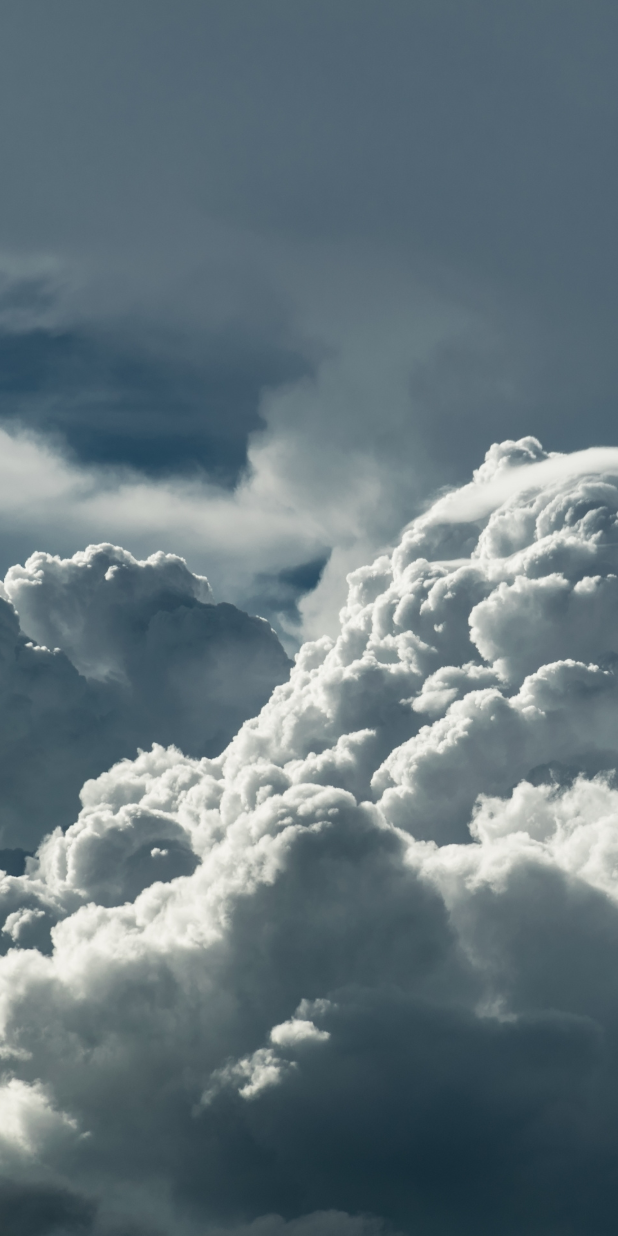
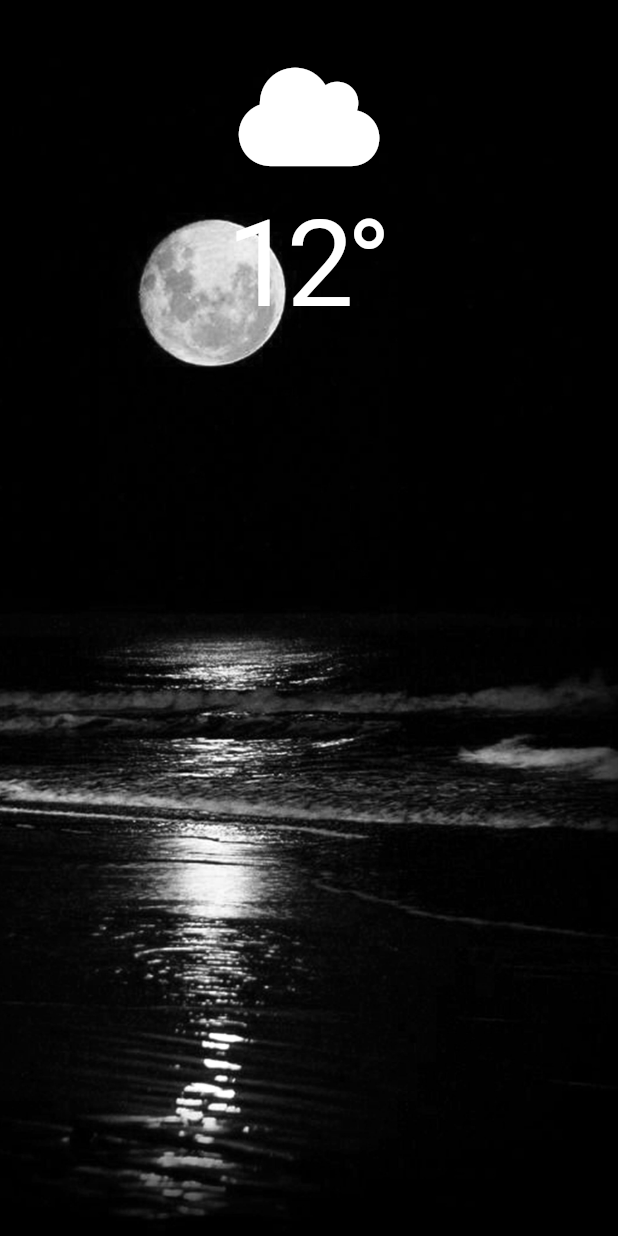
Before and after one commit to busemagden/hava_durumu_projesi, a Flutter app: the screen it shows after launch, on a phone screen of 412 x 824 dp. Run offline on Flutter 3.47's test engine with Material 2 defaults, Android fonts, the light colour scheme and no system bars; our stand-ins replace flutter_spinkit, font_awesome_flutter, location.

Commit message:
location.dart eklendi

```diff
--- a/lib/main.dart
+++ b/lib/main.dart
@@ -13,9 +13,9 @@ class MyApp extends StatelessWidget {
   @override
   Widget build(BuildContext context) {
     return MaterialApp(
+      theme: ThemeData.dark(),
       title: 'Flutter Demo',
-      theme: ThemeData.dark(),
-      home: MainScreen(),
+      home: const MainScreen(),
     );
   }
 }
--- a/lib/screens/main.screen.dart
+++ b/lib/screens/main.screen.dart
@@ -14,11 +14,33 @@ class _MainScreenState extends State<MainScreen> {
     return Scaffold(
       body: Container(
         constraints: BoxConstraints.expand(),
-        decoration: BoxDecoration(
+        decoration: const BoxDecoration(
           image: DecorationImage(
-            image: AssetImage('assets/bulutluu.png'),
+            image: AssetImage('assets/gece.jpg'),
             fit: BoxFit.cover,
           ),
+        ),
+        child: Column(
+          crossAxisAlignment: CrossAxisAlignment.stretch,
+          children: [
+            SizedBox(
+              height: 40,
+            ),
+            Container(
+              child: Icon(FontAwesomeIcons.cloud,
+                  size: 75.0, color: Colors.white), //Bulut iconu eklendi.
+            ),
+            SizedBox(
+              height: 15,
+            ),
+            Center(
+              child: Text(
+                '12°',
+                style: TextStyle(
+                    color: Colors.white, fontSize: 80.0, letterSpacing: -5),
+              ),
+            )
+          ],
         ),
       ),
     );
```
Also changed, not shown: lib/screens/loading_screen.dart (+24 -0 lines), lib/utils/location.dart (added, +41 -0 lines), pubspec.yaml (+5 -4 lines), pubspec.lock, 2 other files.
